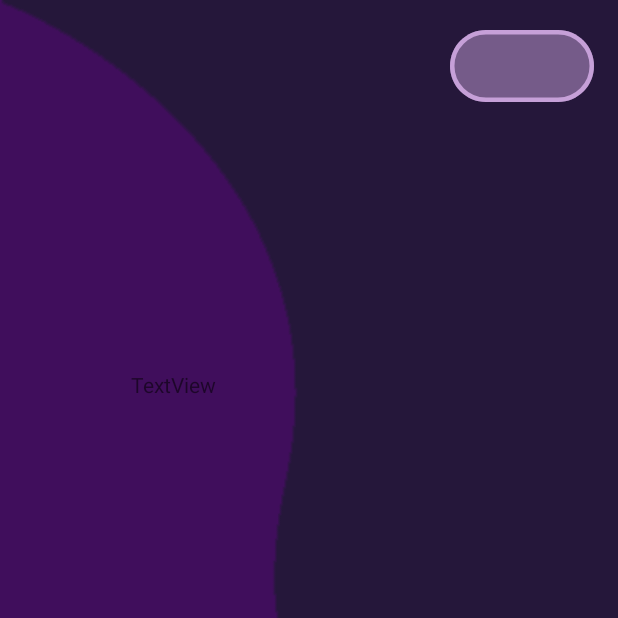
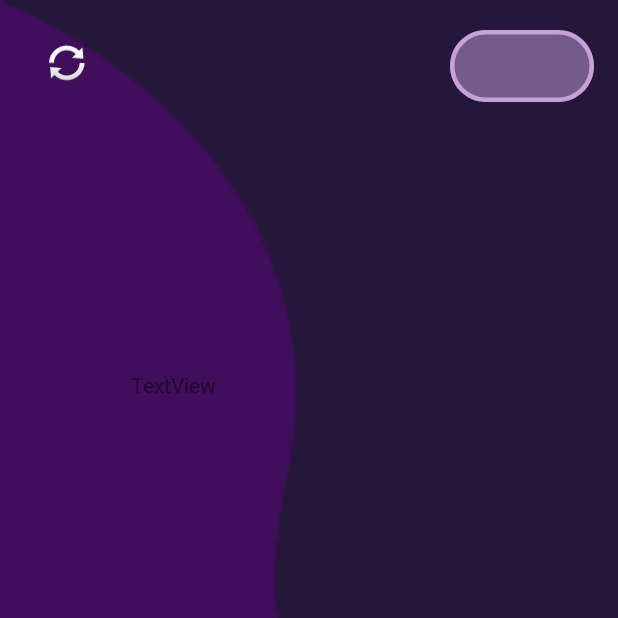
Before and after one commit to ZygisP/SimpleTime, an Android app: the ActivityFeed screen opened directly, with no data from a screen before it, on a phone screen of 412 x 824 dp, the top half of it. Run offline under Robolectric (Android 15) with nearby library versions, the phone set to English and light mode, and no system bars; our stand-ins replace Firebase (no records; nobody signed in at launch, a user with empty details on screens opened directly), Picasso; pictures from the network do not load; Roboto replaces fonts that are not available here; 1 statement that could not run was skipped.

Commit message:
feed work

```diff
--- a/SimpleTime/app/src/main/java/com/example/simpletime/ActivityFeed.kt
+++ b/SimpleTime/app/src/main/java/com/example/simpletime/ActivityFeed.kt
@@ -1,6 +1,7 @@
 package com.example.simpletime
 
 import android.content.ContentValues.TAG
+import android.content.Intent
 import android.os.Bundle
 import android.util.Log
 import android.widget.ImageView
@@ -11,6 +12,7 @@ import com.google.firebase.firestore.FirebaseFirestore
 import com.google.firebase.storage.FirebaseStorage
 import com.google.firebase.storage.ListResult
 import com.squareup.picasso.Picasso
+import kotlinx.android.synthetic.main.activity_donation.*
 import kotlinx.android.synthetic.main.activity_feed.*
 import kotlin.random.Random
 
@@ -20,17 +22,23 @@ class ActivityFeed : AppCompatActivity() {
         setContentView(R.layout.activity_feed)
         storage = FirebaseStorage.getInstance()
         storageReference = storage.reference
+        fillFeed()
+
+//        loadImagePlaceholder();
+
+        imageButton13.setOnClickListener{
+            fillFeed()
+        }
+    }
+     private fun fillFeed(){
+        val listRefVids = FirebaseStorage.getInstance().getReference("Videos/")
         var db = FirebaseFirestore.getInstance()
+        com.example.simpletime.db.collection("videos")
         var rand1 = 0
         var rand2 = 0
         var rand3 = 0
         var i = 0
         var j = 0
-        db.collection("videos")
-
-
-//        loadImagePlaceholder();
-        val listRefVids = FirebaseStorage.getInstance().getReference("Videos/")
         listRefVids.listAll()
             .addOnSuccessListener(OnSuccessListener<ListResult> { listResult ->
                 Log.d(TAG, listRefVids.getName())
@@ -126,4 +134,5 @@ class ActivityFeed : AppCompatActivity() {
                     }
                 } })
     }
+
     }
--- a/SimpleTime/app/src/main/res/layout/activity_feed.xml
+++ b/SimpleTime/app/src/main/res/layout/activity_feed.xml
@@ -85,4 +85,16 @@
         android:text="TextView"
         app:layout_constraintEnd_toEndOf="parent"
         app:layout_constraintTop_toBottomOf="@+id/imageView23" />
+
+    <ImageButton
+        android:id="@+id/imageButton13"
+        android:layout_width="47dp"
+        android:layout_height="51dp"
+        android:layout_marginTop="16dp"
+        android:layout_marginEnd="344dp"
+        android:background="@null"
+        app:layout_constraintEnd_toEndOf="parent"
+        app:layout_constraintTop_toTopOf="parent"
+        app:srcCompat="@android:drawable/ic_popup_sync" />
+
 </androidx.constraintlayout.widget.ConstraintLayout>
```
